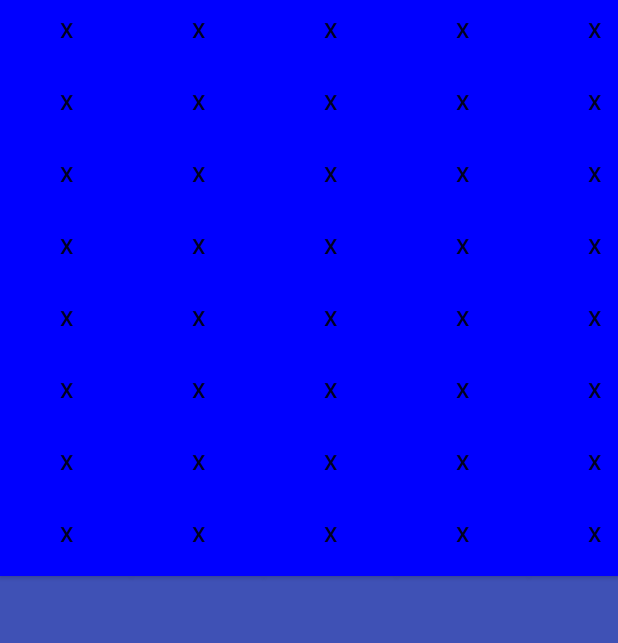
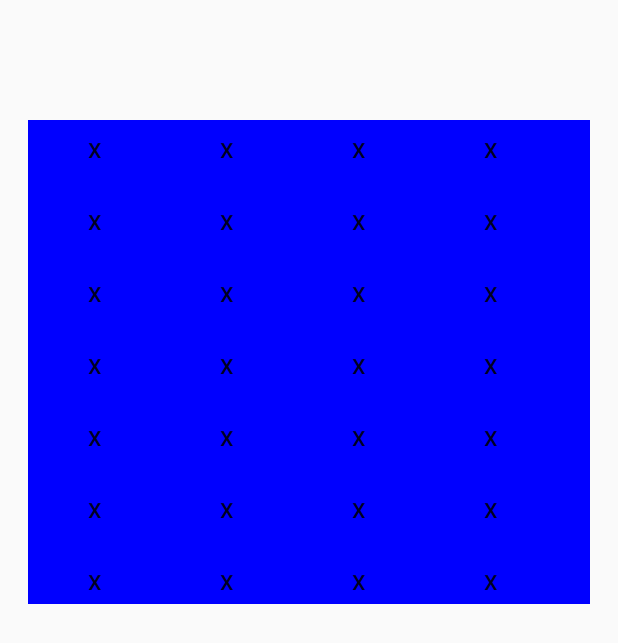
Before and after one commit to Dozom/androidalphabetsoup, an Android app: the LevelOne screen opened directly, with no data from a screen before it, on a phone screen of 412 x 824 dp. Shown: the top 643 px of the screen. Run offline under Robolectric (Android 15) with nearby library versions, the phone set to English and light mode, and no system bars.

Commit message:
Update activity_level_one.xml

```diff
--- a/app/src/main/res/layout/activity_level_one.xml
+++ b/app/src/main/res/layout/activity_level_one.xml
@@ -1,11 +1,80 @@
 <?xml version="1.0" encoding="utf-8"?>
-<GridLayout xmlns:android="http://schemas.android.com/apk/res/android"
+<androidx.constraintlayout.widget.ConstraintLayout xmlns:android="http://schemas.android.com/apk/res/android"
+    xmlns:app="http://schemas.android.com/apk/res-auto"
     xmlns:tools="http://schemas.android.com/tools"
     android:layout_width="match_parent"
-    android:layout_height="match_parent"
-    android:rowCount="8"
-    android:columnCount="6"
-    android:id="@+id/letterPanel"
-    android:background="#3F51B5"
-    tools:context=".LevelOne">
-</GridLayout>
+    android:layout_height="match_parent">
+
+    <androidx.constraintlayout.widget.Guideline
+        android:id="@+id/guideline"
+        android:layout_width="wrap_content"
+        android:layout_height="wrap_content"
+        android:layout_marginTop="16dp"
+        android:orientation="horizontal"
+        app:layout_constraintGuide_begin="17dp"
+        app:layout_constraintTop_toTopOf="parent" />
+
+    <androidx.constraintlayout.widget.Guideline
+        android:id="@+id/guideline2"
+        android:layout_width="wrap_content"
+        android:layout_height="wrap_content"
+        android:layout_marginTop="16dp"
+        android:orientation="horizontal"
+        app:layout_constraintGuide_begin="404dp"
+        app:layout_constraintTop_toTopOf="parent" />
+
+    <androidx.constraintlayout.widget.Guideline
+        android:id="@+id/guideline3"
+        android:layout_width="wrap_content"
+        android:layout_height="wrap_content"
+        android:layout_marginStart="16dp"
+        android:orientation="vertical"
+        app:layout_constraintGuide_end="395dp"
+        app:layout_constraintStart_toStartOf="parent" />
+
+    <androidx.constraintlayout.widget.Guideline
+        android:id="@+id/guideline4"
+        android:layout_width="wrap_content"
+        android:layout_height="wrap_content"
+        android:layout_marginStart="16dp"
+        android:orientation="vertical"
+        app:layout_constraintGuide_begin="395dp"
+        app:layout_constraintStart_toStartOf="parent" />
+
+    <androidx.constraintlayout.widget.Guideline
+        android:id="@+id/guideline5"
+        android:layout_width="wrap_content"
+        android:layout_height="wrap_content"
+        android:layout_marginTop="16dp"
+        android:orientation="horizontal"
+        app:layout_constraintGuide_begin="79dp"
+        app:layout_constraintTop_toTopOf="parent" />
+
+    <androidx.constraintlayout.widget.Guideline
+        android:id="@+id/guideline6"
+        android:layout_width="wrap_content"
+        android:layout_height="wrap_content"
+        android:layout_marginTop="16dp"
+        android:orientation="horizontal"
+        app:layout_constraintGuide_begin="693dp"
+        app:layout_constraintTop_toTopOf="parent" />
+
+    <GridLayout xmlns:android="http://schemas.android.com/apk/res/android"
+        xmlns:tools="http://schemas.android.com/tools"
+        android:rowCount="8"
+        android:columnCount="6"
+        android:id="@+id/letterPanel"
+        android:background="#3F51B5"
+        tools:context=".LevelOne"
+        android:layout_width="0dp"
+        android:layout_height="0dp"
+        android:layout_marginStart="1dp"
+        android:layout_marginTop="1dp"
+        android:layout_marginEnd="1dp"
+        android:layout_marginBottom="1dp"
+        app:layout_constraintBottom_toBottomOf="@id/guideline2"
+        app:layout_constraintEnd_toEndOf="@id/guideline4"
+        app:layout_constraintStart_toStartOf="@id/guideline3"
+        app:layout_constraintTop_toTopOf="@id/guideline5" />
+
+</androidx.constraintlayout.widget.ConstraintLayout>
```
